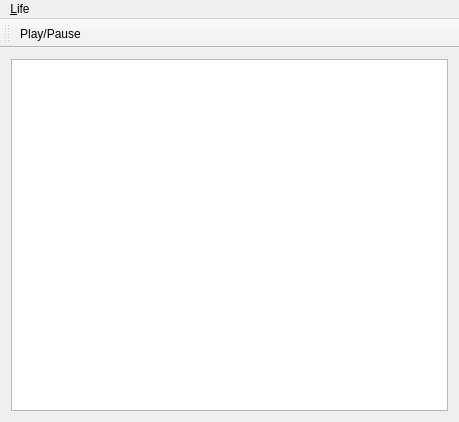
Above: mainwindow.ui from proglottis/qtlife before the change. Below: the same form after it.
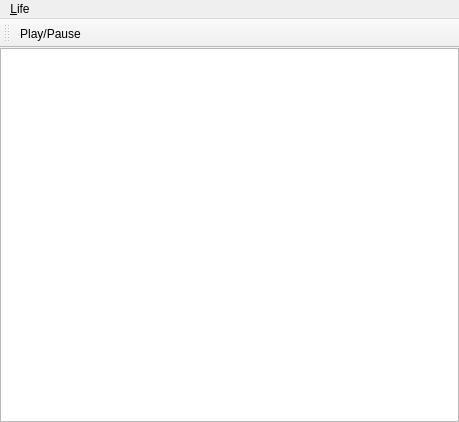
That is the form after the change. Icons and pictures are not drawn.

Diff of the .ui file:
```diff
--- a/mainwindow.ui
+++ b/mainwindow.ui
@@ -15,6 +15,9 @@
   </property>
   <widget class="QWidget" name="centralWidget">
    <layout class="QHBoxLayout" name="horizontalLayout">
+    <property name="margin">
+     <number>0</number>
+    </property>
     <item>
      <widget class="QGraphicsView" name="gameView"/>
     </item>
```
Left out of the diff: 8 changed lines with no effect on the pictures.
